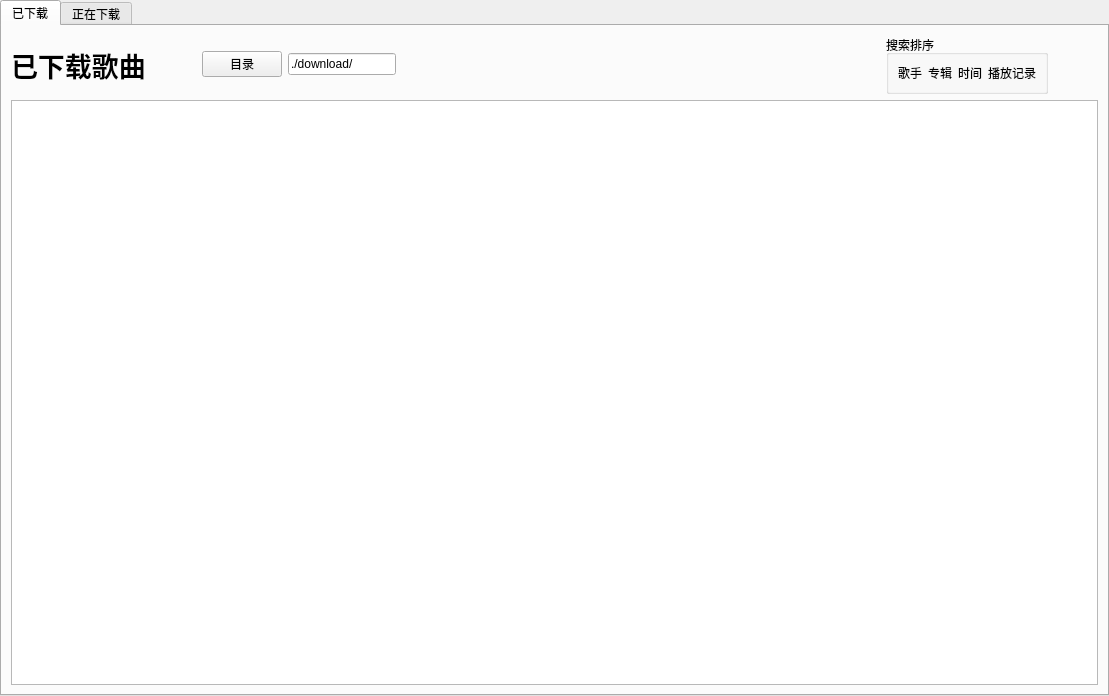
First picture: the form in src/view/downloadview.ui, repository zhichao10086/MusicPlayer, before the edit.
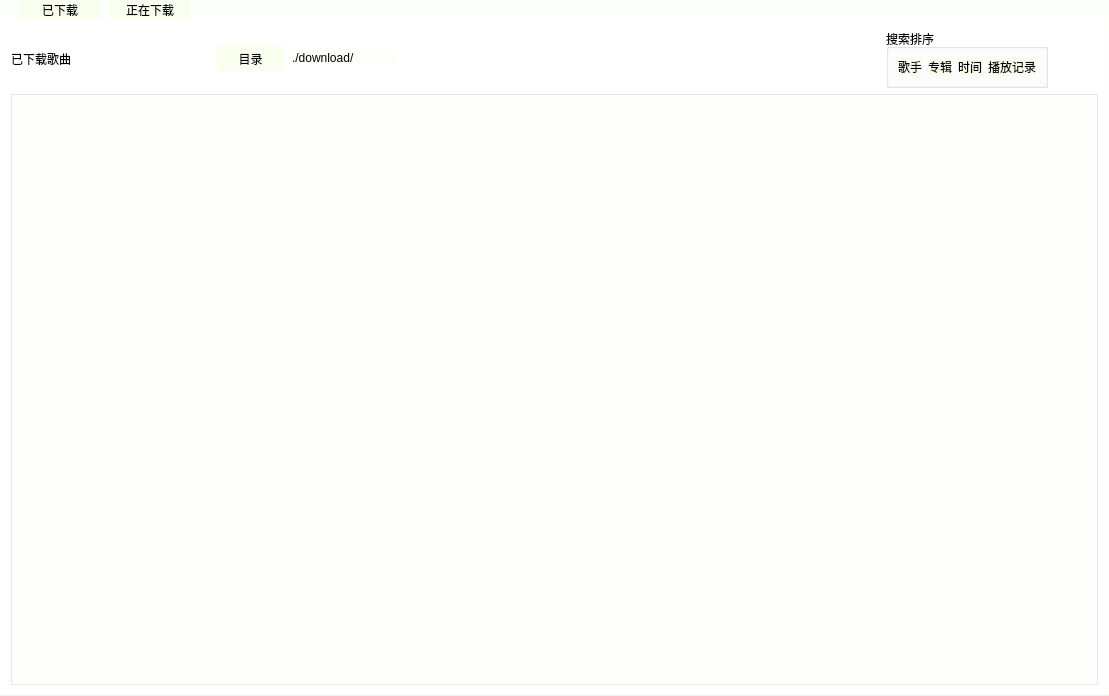
Second picture: the form after the edit. The open tabs and pages were chosen to show the change.

Diff of the .ui file:
```diff
--- a/src/view/downloadview.ui
+++ b/src/view/downloadview.ui
@@ -14,7 +14,95 @@
    <string>Form</string>
   </property>
   <property name="styleSheet">
-   <string notr="true"/>
+   <string notr="true">QWidget#DownLoadView{
+background-color: rgb(249, 255, 239,50);
+}
+QListWidget{
+background-color: rgb(249, 255, 239,50);
+}
+
+
+QTabBar::tab{
+font: 9pt &quot;楷体&quot;;
+	border-color:rgb(61, 181, 255);
+	border-width:2px;
+	border-radius:3px;
+	background-color: rgb(249, 255, 239);
+	min-width:80px;
+	min-height:20px;
+	margin-right:10px;
+}
+
+QTabBar::tab:hover{
+font: 9pt &quot;楷体&quot;;
+	border-color:rgb(61, 181, 255);
+	border-width:2px;
+	border-radius:3px;
+	background-color: rgb(191,191,191,50);
+	min-width:80px;
+	min-height:20px;
+	margin-right:10px;
+}
+
+
+QListWidget{
+	background-color: rgb(252, 255, 251,100);
+}
+
+
+QLabel{
+	font: 9pt &quot;楷体&quot;;
+}
+
+QLineEdit{
+
+	font: 9pt &quot;楷体&quot;;
+	border-color:rgb(61, 181, 255);
+	border-width:2px;
+	border-radius:3px;
+	background-color: rgb(249, 255, 239,100);
+
+}
+QPushButton{
+	font: 9pt &quot;楷体&quot;;
+	border-color:rgb(61, 181, 255);
+	border-width:2px;
+	border-radius:3px;
+	background-color: rgb(249, 255, 239);
+}
+
+QPushButton:hover{
+	font: 9pt &quot;楷体&quot;;
+	border-color:rgb(61, 181, 255);
+	border-width:2px;
+	border-radius:3px;
+	background-color: rgb(191,191,191,50);
+}
+
+
+QTabWidget::tab-bar {  		/*整个最上面的tab栏*/
+    alignment: center;  
+	left:20px;
+
+	
+} 
+
+QTabWidget::QTabBar::tab{
+font: 9pt &quot;楷体&quot;;
+	border-color:rgb(61, 181, 255);
+	border-width:2px;
+	border-radius:3px;
+	background-color: rgb(249, 255, 239);
+
+}
+
+QTabWidget{
+
+	background-color: rgb(249, 255, 239,0);
+
+}
+
+</string>
   </property>
   <layout class="QVBoxLayout" name="verticalLayout" stretch="0">
    <property name="spacing">
@@ -34,6 +122,9 @@
    </property>
    <item>
     <widget class="QTabWidget" name="tabWidget">
+     <property name="styleSheet">
+      <string notr="true"/>
+     </property>
      <property name="currentIndex">
       <number>0</number>
      </property>
@@ -61,9 +152,11 @@
               <widget class="QLabel" name="label_2">
                <property name="font">
                 <font>
-                 <pointsize>20</pointsize>
-                 <weight>75</weight>
-                 <bold>true</bold>
+                 <family>楷体</family>
+                 <pointsize>9</pointsize>
+                 <weight>50</weight>
+                 <italic>false</italic>
+                 <bold>false</bold>
                 </font>
                </property>
                <property name="styleSheet">
@@ -79,6 +172,12 @@
              </item>
              <item>
               <widget class="QPushButton" name="btnOpenDir_2">
+               <property name="minimumSize">
+                <size>
+                 <width>50</width>
+                 <height>25</height>
+                </size>
+               </property>
                <property name="text">
                 <string>目录</string>
                </property>
```
Left out of the diff: 4 changed lines with no effect on the pictures.
